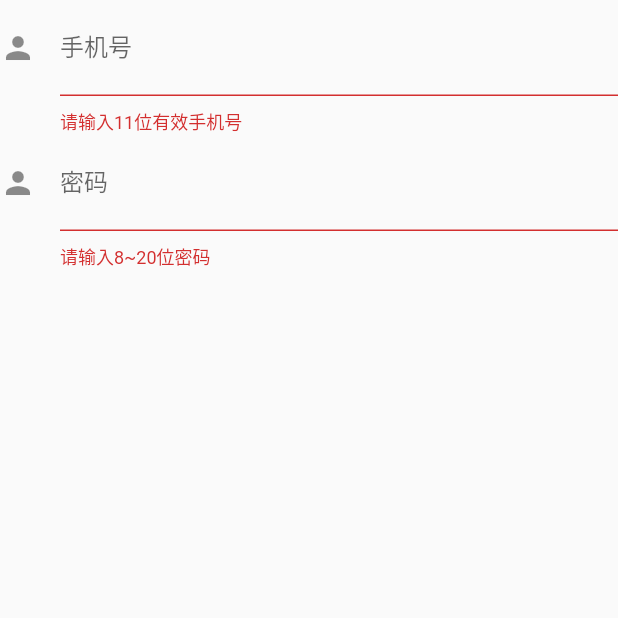
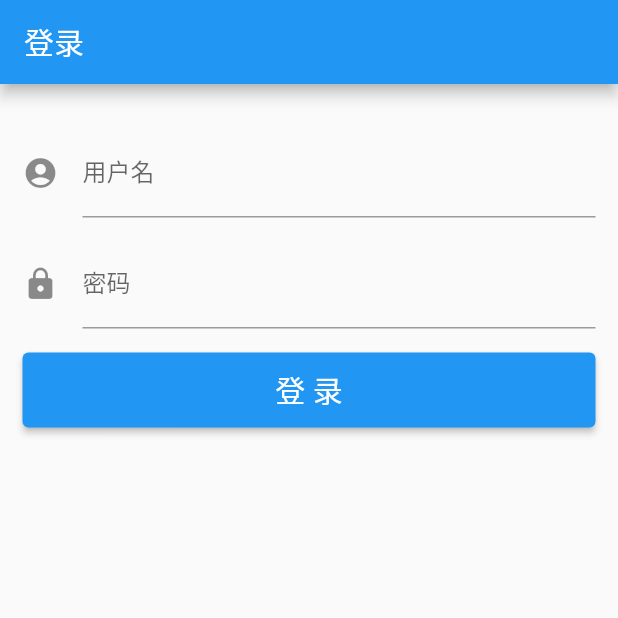
Before and after one commit to GuuHeng/SmartEducation, a Flutter app: the LoginPage screen opened directly, on a phone screen of 412 x 824 dp, the top half of it. Run offline on Flutter 3.47's test engine with Material 2 defaults, Android fonts, the phone set to English and light mode, and no system bars; our stand-ins replace flutter_easyloading, shared_preferences, sqflite, time; missing offline and left inert: dart:ffi; accounts and stored records are empty.

```diff
--- a/lib/pages/login_page.dart
+++ b/lib/pages/login_page.dart
@@ -1,49 +1,89 @@
 import 'package:flutter/material.dart';
+import 'package:smart_education/usercenter/usercenter.dart';
+import 'package:smart_education/root/smart_education.dart';
 
 class LoginPage extends StatefulWidget {
   @override
-  State<StatefulWidget> createState() {
-    return LoginState();
-  }
+  _LoginPageState createState() => _LoginPageState();
 }
 
-class LoginState extends State<LoginPage> {
+class _LoginPageState extends State<LoginPage> {
+  final _formKey = GlobalKey<FormState>();
+  final _usernameController = TextEditingController();
+  final _passwordController = TextEditingController();
+  String? _errorMessage;
+
   @override
   Widget build(BuildContext context) {
     return Scaffold(
-      body: Column(
-        children: [
-          TextField(
-            keyboardType: TextInputType.phone,
-            textInputAction: TextInputAction.done,
-            textDirection: TextDirection.ltr,
-            textAlign: TextAlign.left,
-            cursorColor: Colors.blue,
-            cursorWidth: 1.0,
-            decoration: InputDecoration(
-              icon: Icon(Icons.person),
-              labelText: '手机号',
-              hintText: '输入手机号',
-              errorText: '请输入11位有效手机号',
-              focusColor: Colors.blue,
-            ),
+      appBar: AppBar(
+        title: Text('登录'),
+      ),
+      body: Padding(
+        padding: EdgeInsets.all(15.0),
+        child: Form(
+          key: _formKey,
+          child: Column(
+            crossAxisAlignment: CrossAxisAlignment.stretch,
+            children: <Widget>[
+              SizedBox(
+                height: 15,
+              ),
+              TextFormField(
+                controller: _usernameController,
+                decoration: InputDecoration(labelText: '用户名', icon: Icon(Icons.account_circle)),
+                validator: (value) {
+                  if (value == null || value.isEmpty) {
+                    return '请输入用户名';
+                  }
+                  return null;
+                },
+              ),
+              SizedBox(
+                height: 15,
+              ),
+              TextFormField(
+                controller: _passwordController,
+                decoration: InputDecoration(labelText: '密码', icon: Icon(Icons.lock)),
+                obscureText: true,
+                validator: (value) {
+                  if (value == null || value.isEmpty) {
+                    return '请输入密码';
+                  }
+                  return null;
+                },
+              ),
+              SizedBox(height: 16.0),
+              SizedBox(
+                child: ElevatedButton(
+                  child: Text(
+                    '登 录',
+                    style: TextStyle(fontSize: 20),
+                  ),
+                  onPressed: () {
+                    if (_formKey.currentState != null && _formKey.currentState!.validate()) {
+                      UserCenter()
+                          .login(_usernameController.text, _passwordController.text)
+                          .then((value) {
+                        Navigator.pushReplacement(
+                            context, MaterialPageRoute(builder: (context) => SmartEducation()));
+                      });
+                    }
+                  },
+                ),
+                height: 50,
+              ),
+              if (_errorMessage != null)
+                Padding(
+                  padding: EdgeInsets.all(16.0),
+                  child: Text(
+                    _errorMessage!,
+                    style: TextStyle(color: Colors.red),
+                  ),
+                ),
+            ],
           ),
-          TextField(
-            keyboardType: TextInputType.visiblePassword,
-            textInputAction: TextInputAction.done,
-            textDirection: TextDirection.ltr,
-            textAlign: TextAlign.left,
-            cursorColor: Colors.blue,
-            cursorWidth: 1.0,
-            decoration: InputDecoration(
-              icon: Icon(Icons.person),
-              labelText: '密码',
-              hintText: '输入密码',
-              errorText: '请输入8~20位密码',
-              focusColor: Colors.blue,
-            ),
-          )
-        ],
+        ),
       ),
     );
   }
```
Also changed, not shown: lib/pages/class/students_page.dart (+87 -4 lines), lib/root/splash.dart (+15 -15 lines), lib/usercenter/usercenter.dart (+14 -5 lines), 1 other file.
